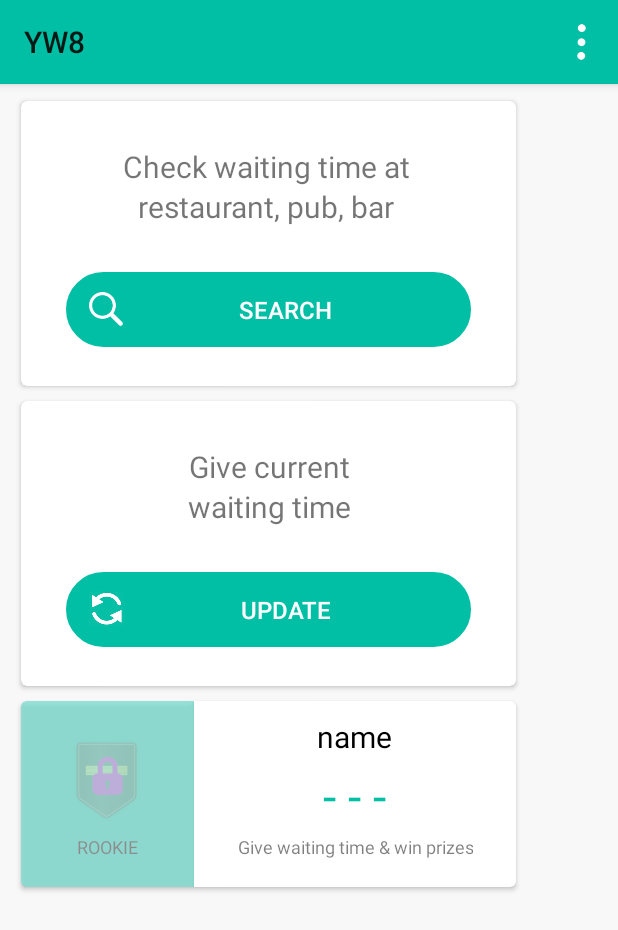
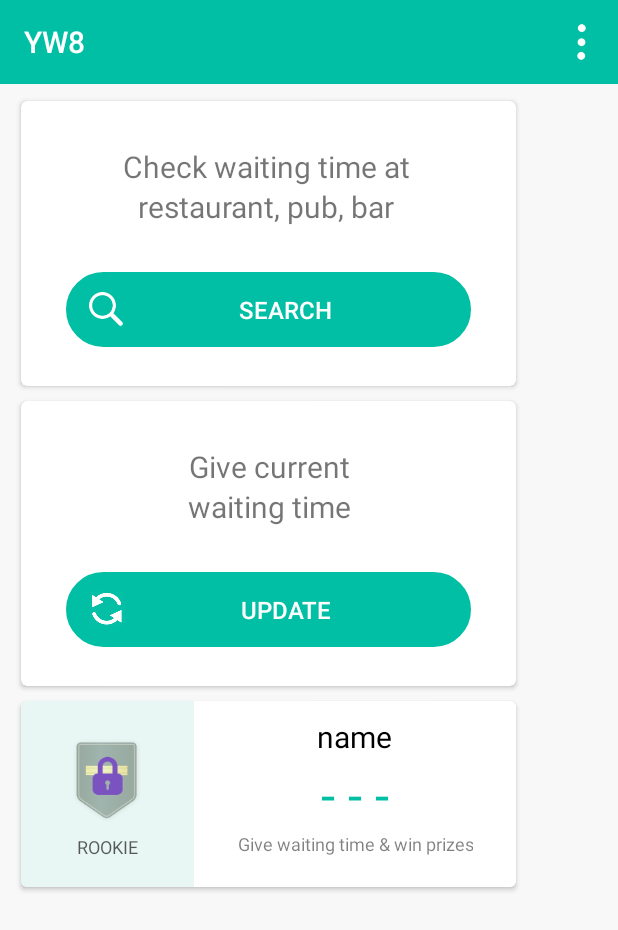
Before and after one commit to sektan/yw8, an Android app: the HomePageActivity screen opened directly, with no data from a screen before it, on a phone screen of 412 x 824 dp. Shown: the top 930 px of the screen. Run offline under Robolectric (Android 15) with nearby library versions, the phone set to English and light mode, and no system bars; our stand-ins replace Firebase (no records; nobody signed in at launch, a user with empty details on screens opened directly); libraries missing offline, so code that uses them is left out: com.facebook, com.facebook.login; 1 statement that could not run was skipped.

Commit message:
UI changes

```diff
--- a/app/src/main/java/com/dishq/buzz/ui/HomePageActivity.java
+++ b/app/src/main/java/com/dishq/buzz/ui/HomePageActivity.java
@@ -50,21 +50,20 @@ import server.api.Config;
  */
 
 public class HomePageActivity extends BaseActivity implements GoogleApiClient.OnConnectionFailedListener {
-
-    private ShortUserDetailsFinder shortUserDetailsFinder;
     private ProgressDialog progressDialog;
-
     private static String serverAccessToken;
     private String goingToSearch = "";
     private GoogleApiClient mGoogleApiClient;
     private Button searchButton, updateButton;
     private CardView userProfileCard;
     private ImageView spBadgeImage;
-    private TextView spBadgeName, spUserName, spUserPoints;
+    private TextView spBadgeName, spUserName, spUserPoints, spPointsInfo;
 
     @Override
     protected void onCreate(Bundle savedInstanceState) {
         super.onCreate(savedInstanceState);
+        progressDialog = new ProgressDialog(HomePageActivity.this);
+        progressDialog.show();
 
         String serverClientId = "54832716150-9d6pd2m4ttlcllelrpifbthke4t5eckb.apps.googleusercontent.com";
         GoogleSignInOptions googleSignInOptions = new GoogleSignInOptions.Builder(GoogleSignInOptions.DEFAULT_SIGN_IN)
@@ -93,15 +92,6 @@ public class HomePageActivity extends BaseActivity implements GoogleApiClient.On
 
     void setTags() {
         searchButton = (Button) findViewById(R.id.waiting_time_search);
-        updateButton = (Button) findViewById(R.id.give_time_update);
-        userProfileCard = (CardView) findViewById(R.id.cv_user_profile);
-        spBadgeImage = (ImageView) findViewById(R.id.cv_badge_image);
-        spBadgeName = (TextView) findViewById(R.id.cv_badge_name);
-        spUserName = (TextView) findViewById(R.id.cv_short_user_name);
-        spUserPoints = (TextView) findViewById(R.id.cv_short_user_points);
-    }
-
-    void setFunctionality(ShortUserDetailsFinder shortUserDetailsFinder) {
         searchButton.setOnClickListener(new View.OnClickListener() {
             @Override
             public void onClick(View view) {
@@ -109,11 +99,11 @@ public class HomePageActivity extends BaseActivity implements GoogleApiClient.On
                 YW8Application.getPrefs().edit().putString(Constants.GOING_TO_SEARCH, goingToSearch).apply();
                 YW8Application.setGoingToSearch(goingToSearch);
                 Intent intentSearch = new Intent(HomePageActivity.this, SearchActivity.class);
-                intentSearch.setFlags(Intent.FLAG_ACTIVITY_CLEAR_TOP| Intent.FLAG_ACTIVITY_SINGLE_TOP);
+                intentSearch.setFlags(Intent.FLAG_ACTIVITY_SINGLE_TOP);
                 startActivity(intentSearch);
             }
         });
-
+        updateButton = (Button) findViewById(R.id.give_time_update);
         updateButton.setOnClickListener(new View.OnClickListener() {
             @Override
             public void onClick(View view) {
@@ -121,80 +111,77 @@ public class HomePageActivity extends BaseActivity implements GoogleApiClient.On
                 YW8Application.getPrefs().edit().putString(Constants.GOING_TO_SEARCH, goingToSearch).apply();
                 YW8Application.setGoingToSearch(goingToSearch);
                 Intent intentSearch = new Intent(HomePageActivity.this, SearchActivity.class);
-                intentSearch.setFlags(Intent.FLAG_ACTIVITY_CLEAR_TOP| Intent.FLAG_ACTIVITY_SINGLE_TOP);
+                intentSearch.setFlags(Intent.FLAG_ACTIVITY_SINGLE_TOP);
                 startActivity(intentSearch);
             }
         });
+        userProfileCard = (CardView) findViewById(R.id.cv_user_profile);
+        spBadgeImage = (ImageView) findViewById(R.id.cv_badge_image);
+        spBadgeName = (TextView) findViewById(R.id.cv_badge_name);
+        spUserName = (TextView) findViewById(R.id.cv_short_user_name);
+        spUserPoints = (TextView) findViewById(R.id.cv_short_user_points);
+        spPointsInfo = (TextView) findViewById(R.id.cv_short_user_points_info);
+    }
 
+    void setFunctionality(ShortUserDetailsResponse.ShortUserDetailsInfo body) {
         userProfileCard.setOnClickListener(new View.OnClickListener() {
             @Override
             public void onClick(View view) {
                 Intent intentUserProf = new Intent(HomePageActivity.this, UserProfileActivity.class);
-                intentUserProf.setFlags(Intent.FLAG_ACTIVITY_CLEAR_TOP| Intent.FLAG_ACTIVITY_SINGLE_TOP);
+                intentUserProf.setFlags(Intent.FLAG_ACTIVITY_SINGLE_TOP);
                 startActivity(intentUserProf);
             }
         });
 
-        if (shortUserDetailsFinder != null) {
-            int lifetimePoints = shortUserDetailsFinder.getLifeTimePoints();
+        if (body != null) {
+            int lifetimePoints = body.getLifeTimePoints();
             if (spUserPoints != null && lifetimePoints != 0) {
-                if (lifetimePoints >0 && lifetimePoints <150){
+                if (lifetimePoints > 0 && lifetimePoints < 150) {
                     spBadgeImage.setImageResource(R.drawable.homescreen_profile_rookie);
-                } else if (lifetimePoints >=150 && lifetimePoints< 500) {
+                } else if (lifetimePoints >= 150 && lifetimePoints < 500) {
                     spBadgeImage.setImageResource(R.drawable.profile_points_soldier);
-                } else if (lifetimePoints >=500 && lifetimePoints< 1000) {
+                } else if (lifetimePoints >= 500 && lifetimePoints < 1000) {
                     spBadgeImage.setImageResource(R.drawable.homescreen_profile_agent);
-                }else if (lifetimePoints >=1000 && lifetimePoints< 2000) {
+                } else if (lifetimePoints >= 1000 && lifetimePoints < 2000) {
                     spBadgeImage.setImageResource(R.drawable.homescreen_profile_captain);
-                }else if (lifetimePoints >=2000 && lifetimePoints< 4000) {
+                } else if (lifetimePoints >= 2000 && lifetimePoints < 4000) {
                     spBadgeImage.setImageResource(R.drawable.homescreen_profile_knight);
-                }else if (lifetimePoints >=4000) {
+                } else if (lifetimePoints >= 4000) {
                     spBadgeImage.setImageResource(R.drawable.homescreen_profile_general);
                 }
                 spUserPoints.setText(Integer.toString(lifetimePoints));
+                spPointsInfo.setText(getResources().getString(R.string.sp_lifetime_points));
+            } else {
+                spPointsInfo.setText(getResources().getString(R.string.give_time_win_prizes));
             }
-            String displayName = shortUserDetailsFinder.getFullName();
+            String displayName = body.shortUserDetails.getFullName();
             if (spUserName != null && displayName != null) {
                 spUserName.setText(displayName);
             }
-            String badgeName = shortUserDetailsFinder.getShortUserName();
+            String badgeName = body.shortUserCurrBadge.getShortUserBadgeName();
             spBadgeName.setText(badgeName);
         }
     }
 
     public void fetchShortUserProfile() {
         serverAccessToken = YW8Application.getAccessToken();
-
-        AsyncTask<Void, Void, Boolean> task = new AsyncTask<Void, Void, Boolean>() {
-            @Override
-            protected void onPreExecute() {
-                super.onPreExecute();
-                progressDialog = new ProgressDialog(HomePageActivity.this);
-                progressDialog.show();
-            }
-
-            @Override
-            protected Boolean doInBackground(Void... voids) {
         ApiInterface apiInterface = Config.createService(ApiInterface.class);
         Call<ShortUserDetailsResponse> request = apiInterface.getShortUserDetails(serverAccessToken);
         request.enqueue(new Callback<ShortUserDetailsResponse>() {
             @Override
             public void onResponse(Call<ShortUserDetailsResponse> call, Response<ShortUserDetailsResponse> response) {
                 Log.d("YW8", "Success");
+                progressDialog.dismiss();
                 try {
                     if (response.isSuccessful()) {
                         ShortUserDetailsResponse.ShortUserDetailsInfo body = response.body().shortUserDetailsInfo;
                         if (body != null) {
-                                    shortUserDetailsFinder = new ShortUserDetailsFinder(body.getLifeTimePoints(), body.shortUserDetails.getFullName(),
-                                            body.shortUserDetails.getDisplayName(), body.shortUserCurrBadge.getShortUserName(), body.shortUserCurrBadge.getBadgeLevel());
-                                    setFunctionality(shortUserDetailsFinder);
+                            setFunctionality(body);
                         }
-                            }else {
+                    } else {
                         String error = response.errorBody().string();
                         Log.d("HomePage", error);
-
                     }
-
                     return;
                 } catch (IOException e) {
                     e.printStackTrace();
@@ -204,17 +191,9 @@ public class HomePageActivity extends BaseActivity implements GoogleApiClient.On
             @Override
             public void onFailure(Call<ShortUserDetailsResponse> call, Throwable t) {
                 Log.d("YW8", "Fail");
+                progressDialog.dismiss();
             }
         });
-                return true;
-            }
-            @Override
-            protected void onPostExecute (Boolean b) {
-                super.onPostExecute(b);
-                progressDialog.dismiss();
-            }
-        };
-        task.execute();
     }
 
     @Override
@@ -232,12 +211,12 @@ public class HomePageActivity extends BaseActivity implements GoogleApiClient.On
                 return true;
             case R.id.get_points:
                 Intent intentGetPoints = new Intent(HomePageActivity.this, GetPointsActivity.class);
-                intentGetPoints.setFlags(Intent.FLAG_ACTIVITY_CLEAR_TOP| Intent.FLAG_ACTIVITY_SINGLE_TOP);
+                intentGetPoints.setFlags(Intent.FLAG_ACTIVITY_CLEAR_TOP | Intent.FLAG_ACTIVITY_SINGLE_TOP);
                 startActivity(intentGetPoints);
                 return true;
             case R.id.log_out:
                 Intent intentLogOut = new Intent(HomePageActivity.this, LoginActivity.class);
-                intentLogOut.setFlags(Intent.FLAG_ACTIVITY_CLEAR_TOP| Intent.FLAG_ACTIVITY_SINGLE_TOP);
+                intentLogOut.setFlags(Intent.FLAG_ACTIVITY_CLEAR_TOP | Intent.FLAG_ACTIVITY_SINGLE_TOP);
                 String facebookOrGoogle = YW8Application.getFacebookOrGoogle();
                 if (facebookOrGoogle.equals("facebook")) {
                     facebookSignOut();
@@ -261,14 +240,14 @@ public class HomePageActivity extends BaseActivity implements GoogleApiClient.On
 
     public void googleSignOut() {
 
-        if(mGoogleApiClient!=null) {
+        if (mGoogleApiClient != null) {
             mGoogleApiClient.connect();
             mGoogleApiClient.registerConnectionCallbacks(new GoogleApiClient.ConnectionCallbacks() {
                 @Override
                 public void onConnected(@Nullable Bundle bundle) {
 
                     FirebaseAuth.getInstance().signOut();
-                    if(mGoogleApiClient.isConnected()) {
+                    if (mGoogleApiClient.isConnected()) {
                         Auth.GoogleSignInApi.signOut(mGoogleApiClient).setResultCallback(new ResultCallback<Status>() {
                             @Override
                             public void onResult(@NonNull Status status) {
@@ -292,7 +271,7 @@ public class HomePageActivity extends BaseActivity implements GoogleApiClient.On
 
     public void userLogOut() {
         YW8Application.getPrefs().edit().putString(Constants.ACCESS_TOKEN, "").apply();
-        YW8Application.getPrefs().edit().putString(Constants.REFRESH_TOKEN,"").apply();
+        YW8Application.getPrefs().edit().putString(Constants.REFRESH_TOKEN, "").apply();
         YW8Application.getPrefs().edit().putString(Constants.TOKEN_TYPE, "").apply();
         YW8Application.setAccessToken(null, null);
         YW8Application.getPrefs().edit().clear().apply();
--- a/app/src/main/java/com/dishq/buzz/ui/UserProfileActivity.java
+++ b/app/src/main/java/com/dishq/buzz/ui/UserProfileActivity.java
@@ -180,7 +180,8 @@ public class UserProfileActivity extends BaseActivity {
         });
 
         int thresholdPoints =body.nextBadgeInfo.getThresholdPoints()-1;
-        userProfProgress.setProgress(thresholdPoints);
+        userProfProgress.setMax(thresholdPoints);
+        userProfProgress.setProgress(currPoints);
 
     }
 
--- a/app/src/main/java/com/dishq/buzz/ui/bigBadgeActivity.java
+++ b/app/src/main/java/com/dishq/buzz/ui/bigBadgeActivity.java
@@ -65,9 +65,7 @@ public class BigBadgeActivity extends BaseActivity {
         llBadge.setOnClickListener(new View.OnClickListener() {
             @Override
             public void onClick(View view) {
-                Intent intent = new Intent(BigBadgeActivity.this, UserProfileActivity.class);
-                intent.setFlags(Intent.FLAG_ACTIVITY_CLEAR_TOP| Intent.FLAG_ACTIVITY_SINGLE_TOP);
-                startActivity(intent);
+                finish();
             }
         });
     }
--- a/app/src/main/res/layout/activity_home_page.xml
+++ b/app/src/main/res/layout/activity_home_page.xml
@@ -1,5 +1,7 @@
 <?xml version="1.0" encoding="utf-8"?>
 <RelativeLayout xmlns:android="http://schemas.android.com/apk/res/android"
+    xmlns:card_view="http://schemas.android.com/tools"
+    xmlns:app="http://schemas.android.com/apk/res-auto"
     android:layout_width="match_parent"
     android:layout_height="match_parent"
     android:background="@color/lightGray">
@@ -8,8 +10,9 @@
         android:id="@+id/home_page_toolbar"
         android:layout_width="match_parent"
         android:layout_height="?attr/actionBarSize"
+        app:theme="@style/AppTheme.Toolbar"
         android:background="@color/blueGreen"
-        android:elevation="4dp"
+        app:titleTextAppearance="@style/AppTheme.Toolbar.Title"
         android:theme="@style/ThemeOverlay.AppCompat.ActionBar"/>
 
     <!-- CardView for searching for restaurants -->
@@ -72,7 +75,7 @@
         android:id= "@+id/cv_give_wait_time"
         android:layout_gravity ="center"
         android:layout_below= "@+id/cv_search_restaurants"
-        android:layout_marginTop="10.3dp"
+        android:layout_marginTop="10dp"
         android:background="@color/white"
         android:layout_width = "330dp"
         android:layout_height= "190dp"
@@ -124,7 +127,7 @@
         android:id= "@+id/cv_user_profile"
         android:layout_gravity ="center"
         android:layout_below= "@+id/cv_give_wait_time"
-        android:layout_marginTop="10.3dp"
+        android:layout_marginTop="10dp"
         android:background="@color/white"
         android:layout_width = "330dp"
         android:layout_height= "124dp"
@@ -142,17 +145,17 @@
                 xmlns:card_view="http://schemas.android.com/apk/res-auto"
                 android:id= "@+id/cv_user_badge_info"
                 android:layout_gravity ="center"
-                card_view:cardBackgroundColor="@color/blueGreen"
-                android:alpha="0.4"
+                card_view:cardBackgroundColor="@color/rowGreen"
                 android:background="@color/white"
                 android:layout_width = "115dp"
-                android:layout_height= "124dp"
+                card_view:cardElevation="0dp"
+                android:layout_height= "match_parent"
                 card_view:cardCornerRadius="0dp">
 
                 <RelativeLayout
                     android:id="@+id/cv_badge_info"
                     android:layout_width="match_parent"
-                    android:layout_height="wrap_content"
+                    android:layout_height="match_parent"
                     android:layout_centerInParent="true">
 
                     <ImageView
@@ -172,6 +175,7 @@
                         android:textColor="@color/black"
                         android:layout_marginTop="8dp"
                         android:layout_centerHorizontal="true"
+                        android:alpha="0.64"
                         android:layout_below="@+id/cv_badge_image"
                         android:textSize="@dimen/user_profile_points_text"/>
 
@@ -184,6 +188,7 @@
                 xmlns:card_view="http://schemas.android.com/apk/res-auto"
                 android:id= "@+id/cv_short_user_info"
                 android:layout_gravity ="center"
+                card_view:cardElevation="0dp"
                 card_view:cardBackgroundColor="@color/white"
                 android:background="@color/white"
                 android:layout_width = "match_parent"
@@ -193,7 +198,7 @@
                 <RelativeLayout
                     android:id="@+id/cv_short_user_details"
                     android:layout_width="match_parent"
-                    android:layout_height="wrap_content"
+                    android:layout_height="match_parent"
                     android:layout_centerInParent="true">
 
                     <TextView
@@ -215,9 +220,9 @@
                         android:text="&#45; &#45; &#45;"
                         android:textColor="@color/blueGreen"
                         android:layout_below="@+id/cv_short_user_name"
-                        android:layout_marginTop="4dp"
+                        android:layout_marginTop="2dp"
                         android:layout_centerHorizontal="true"
-                        android:textSize="32sp"/>
+                        android:textSize="34sp"/>
 
                     <TextView
                         android:id="@+id/cv_short_user_points_info"
@@ -228,7 +233,7 @@
                         android:textColor="@color/black"
                         android:alpha="0.5"
                         android:layout_below="@+id/cv_short_user_points"
-                        android:layout_marginTop="4dp"
+                        android:layout_marginTop="2dp"
                         android:layout_centerHorizontal="true"
                         android:textSize="@dimen/user_profile_points_text"/>
 
--- a/app/src/main/res/layout/content_leaderboard.xml
+++ b/app/src/main/res/layout/content_leaderboard.xml
@@ -20,7 +20,7 @@
         android:layout_below="@+id/leaderboard_toolbar"
         android:orientation="horizontal">
 
-    <TextView android:id="@+id/tv_monthly"
+    <Button android:id="@+id/tv_monthly"
         android:layout_width="0dp"
         android:layout_height="match_parent"
         android:textColor="#ffffff"
@@ -28,14 +28,16 @@
         android:layout_weight="1"
         android:padding="5dp"
         android:text="Monthly"
+        android:background="@null"
         android:textSize="22sp"
         />
 
-    <TextView android:id="@+id/tv_year"
+    <Button android:id="@+id/tv_year"
         android:layout_width="0dp"
         android:layout_height="match_parent"
         android:textColor="#ffffff"
         android:layout_weight="1"
+        android:background="@null"
         android:padding="5dp"
         android:text="Year"
         android:gravity="center"
--- a/app/src/main/res/layout/yearly_row_item.xml
+++ b/app/src/main/res/layout/yearly_row_item.xml
@@ -10,7 +10,7 @@
 
     <TextView
         android:id="@+id/lv_yrank"
-        android:layout_width="wrap_content"
+        android:layout_width="50dp"
         android:layout_height="wrap_content"
         android:layout_marginStart="15dp"
         android:maxLines="1"
--- a/app/src/main/res/values/strings.xml
+++ b/app/src/main/res/values/strings.xml
@@ -31,6 +31,7 @@
     <string name="waiting_time_search">SEARCH</string>
     <string name="give_wait_time">Give current\nwaiting time</string>
     <string name="give_time_update">UPDATE</string>
+    <string name="sp_lifetime_points">Lifetime Points</string>
     <string name="give_time_win_prizes">Give waiting time &amp; win prizes</string>
 
     <!-- Get Points -->
--- a/app/src/main/res/values/styles.xml
+++ b/app/src/main/res/values/styles.xml
@@ -15,13 +15,15 @@
 
     </style>
 
-    <style name="TabLayoutStyle" parent="Widget.Design.TabLayout">
-        <item name="tabIndicatorHeight">2dp</item>
-        <item name="tabPaddingStart">8dp</item>
-        <item name="tabPaddingEnd">8dp</item>
-        <item name="tabBackground">?attr/selectableItemBackground</item>
-        <item name="tabSelectedTextColor">@android:color/holo_green_dark</item>
+    <style name="AppTheme.Toolbar.Title" parent="TextAppearance.Widget.AppCompat.Toolbar.Title">
+        <!-- Set proper title size -->
+        <item name="android:textSize">@dimen/home_page_reading_text</item>
+        <!-- Set title color -->
+        <item name="android:textColor">@color/white</item>
     </style>
 
-
+    <style name="AppTheme.Toolbar" parent="ThemeOverlay.AppCompat.ActionBar">
+        <!-- Customize color of navigation drawer icon and back arrow -->
+        <item name="colorControlNormal">@color/white</item>
+    </style>
 </resources>
```
Also changed, not shown: app/src/main/java/com/dishq/buzz/ui/LeaderBoardActivity.java (+31 -73 lines), app/src/main/java/com/dishq/buzz/ui/RestaurantProfileActivity.java (+6 -25 lines), app/src/main/java/com/dishq/buzz/ui/UpdateRestProfileActivity.java (+40 -60 lines), app/src/main/java/custom/MonthlyAdapter.java (+13 -0 lines), app/src/main/java/custom/YearlyAdapter.java (+13 -0 lines), app/src/main/java/server/Response/FullUserDetailsResponse.java (+12 -0 lines), app/src/main/java/server/Response/ShortUserDetailsResponse.java (+5 -5 lines), app/src/main/res/drawable/button_selector.xml (added, +24 -0 lines). Lines whose indentation alone changed are shown as unchanged.
